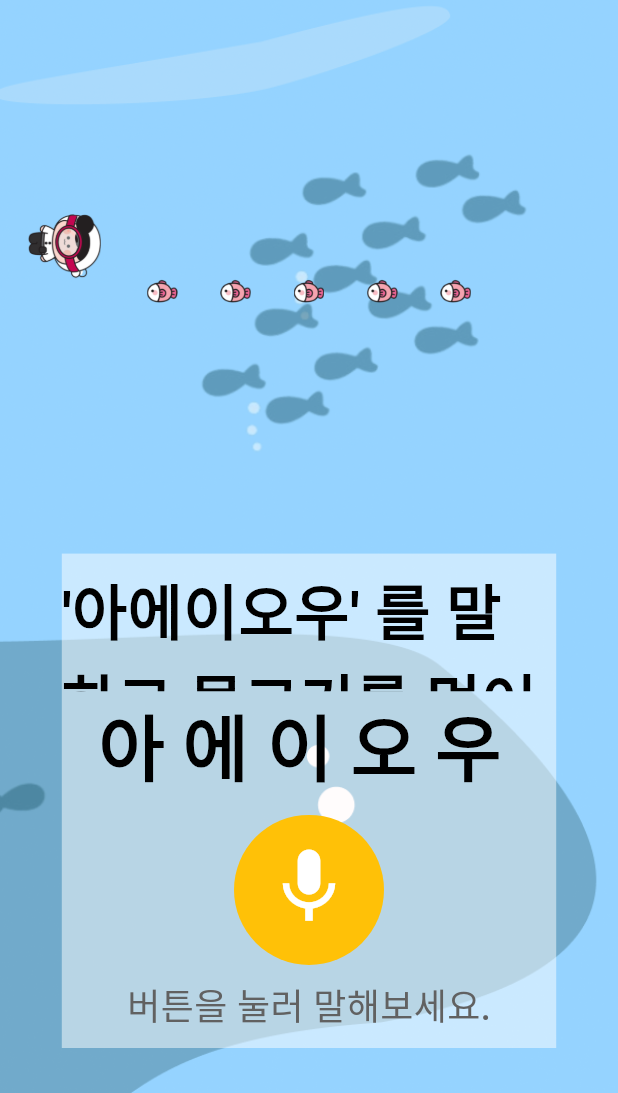
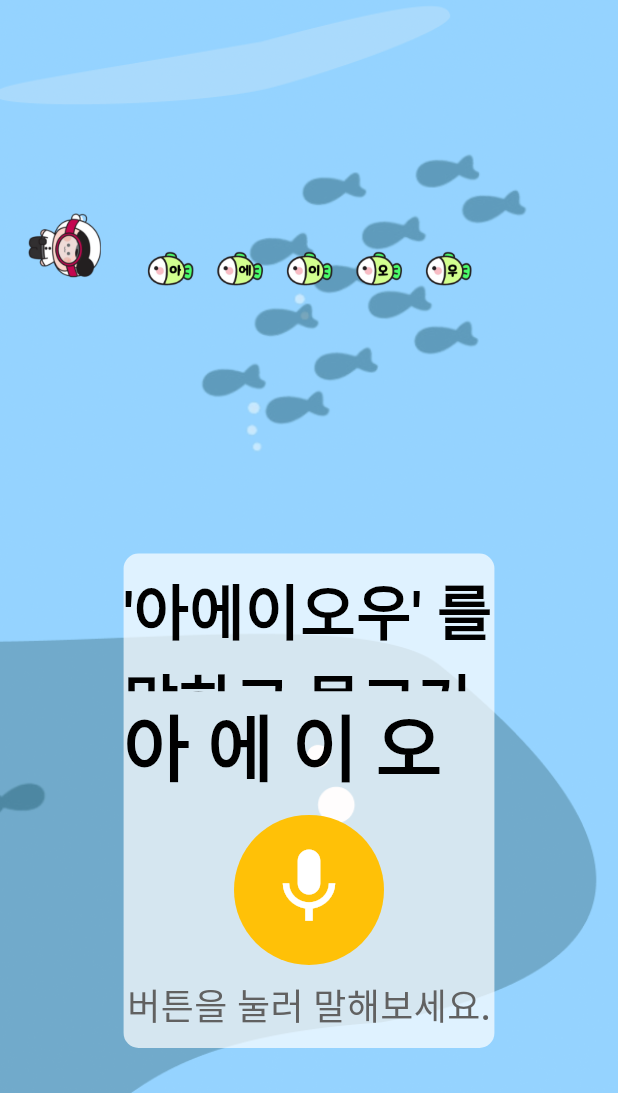
Before and after one commit to ggomal/ggomalggomal, a Flutter app: the WhaleScreen screen opened by its route, on a phone screen of 412 x 824 dp, the part 143-1236 px from its top. Run offline on Flutter 3.47's test engine with Material 3 defaults, Android fonts, the phone set to English and light mode, and no system bars; our stand-ins replace animated_background, audioplayers, camera, dio, flutter_secure_storage, get and 7 more; missing offline and left inert: flutter_podium, flutter_sound, flutter_vision; accounts and stored records are empty; network calls fail; Roboto replaces fonts that are missing (Maplestory).

Commit message:
Feat : 고래 게임
Change-Id: Ic56ab7124cd637de0863e385c5dc3eda560bc8fc

```diff
--- a/front/ggomal/lib/services/chick_dio.dart
+++ b/front/ggomal/lib/services/chick_dio.dart
@@ -19,7 +19,7 @@ checkAudio(int gameNum, String sentence, String audio) async {
   return response.data;
 }
 
-chickReword(int situationId, int getCoin) async {
+chickReward(int situationId, int getCoin) async {
   Dio dio = await useDio();
 
   await dio.post('/chick', data: {
--- a/front/ggomal/lib/services/whale_dio.dart
+++ b/front/ggomal/lib/services/whale_dio.dart
@@ -13,7 +13,7 @@ checkAudio(String audio) async {
   return response.data;
 }
 
-whaleReword(double maxTime) async {
+whaleReward(double maxTime) async {
   Dio dio = await useDio();
 
   final response = await dio.post('/whale/end', data: {
--- a/front/ggomal/lib/widgets/chick_game.dart
+++ b/front/ggomal/lib/widgets/chick_game.dart
@@ -23,7 +23,7 @@ class _ChickGameModalState extends State<ChickGameModal> {
       backgroundColor: Colors.transparent,
       child: Stack(
         children: [
-          Image.asset("assets/images/chick/chick_modal.png",
+          Image.asset("assets/images/modal_frame.png",
               width: width, height: height, fit: BoxFit.fill),
           Container(
             height: height,
--- a/front/ggomal/lib/widgets/chick_speech.dart
+++ b/front/ggomal/lib/widgets/chick_speech.dart
@@ -113,9 +113,10 @@ class _ChickSpeechModalState extends State<ChickSpeechModal> {
     double height = screenSize.height * 0.7;
 
     return Dialog(
+      backgroundColor: Colors.transparent,
       child: Stack(
         children: [
-          Image.asset("assets/images/chick/chick_modal.png",
+          Image.asset("assets/images/modal_frame.png",
               width: width, height: height, fit: BoxFit.fill),
           Container(
             height: height,
--- a/front/ggomal/lib/widgets/chick_thatched_house.dart
+++ b/front/ggomal/lib/widgets/chick_thatched_house.dart
@@ -28,7 +28,7 @@ class _ChickThatchedHouseState extends State<ChickThatchedHouse> {
         "game": "clean",
         "name": thing['name'],
         "img": thing['img'],
-        "ending": "정리해주세요"
+        "ending": "정리해요"
       }),
     ).then((value) => {
           if (value)
@@ -37,7 +37,7 @@ class _ChickThatchedHouseState extends State<ChickThatchedHouse> {
                 thing["isVisible"] = false;
                 count += 1;
                 if (count == 4) {
-                  chickReword(1, 2);
+                  chickReward(1, 2);
                   showDialog(
                     context: context,
                     builder: (BuildContext context) =>
--- a/front/ggomal/lib/widgets/pizza_plate.dart
+++ b/front/ggomal/lib/widgets/pizza_plate.dart
@@ -52,7 +52,7 @@ class _PizzaPlateState extends State<PizzaPlate> {
         "game": "pizza",
         "name": thing['name'],
         "img": thing['img'],
-        "ending": "넣어주세요"
+        "ending": "넣어요"
       }),
     ).then((value) => {
           if (value)
@@ -65,7 +65,7 @@ class _PizzaPlateState extends State<PizzaPlate> {
               }),
               if (toppingIndex == 18)
                 {
-                  chickReword(2, 2),
+                  chickReward(2, 2),
                   showDialog(
                     context: context,
                     builder: (BuildContext context) =>
--- a/front/ggomal/lib/widgets/whale_game.dart
+++ b/front/ggomal/lib/widgets/whale_game.dart
@@ -23,7 +23,7 @@ class _WhaleGameModalState extends State<WhaleGameModal> {
       backgroundColor: Colors.transparent,
       child: Stack(
         children: [
-          Image.asset("assets/images/chick/chick_modal.png",
+          Image.asset("assets/images/modal_frame.png",
               width: width, height: height, fit: BoxFit.fill),
           Container(
             height: height,
--- a/front/ggomal/lib/widgets/whale_sea.dart
+++ b/front/ggomal/lib/widgets/whale_sea.dart
@@ -62,6 +62,7 @@ class _WhaleSeaState extends State<WhaleSea> {
       print(response['allResult']);
       setState(() {
         isMoving = true;
+        //
         words = response['wordResult'];
         isPass = response['allResult'];
         isLoading = false;
@@ -114,26 +115,23 @@ class _WhaleSeaState extends State<WhaleSea> {
   int endTime = 0;
 
   final List<Map<String, dynamic>> _fishLocation = [
-    {"x": -0.5, "y": -0.4, "isVisible": true},
-    {"x": -0.25, "y": -0.4, "isVisible": true},
-    {"x": 0.0, "y": -0.4, "isVisible": true},
-    {"x": 0.25, "y": -0.4, "isVisible": true},
-    {"x": 0.5, "y": -0.4, "isVisible": true},
+    {"idx": 0, "x": -0.5, "y": -0.45, "isVisible": true, "img": "a"},
+    {"idx": 1, "x": -0.25, "y": -0.45, "isVisible": true, "img": "e"},
+    {"idx": 2, "x": 0.0, "y": -0.45, "isVisible": true, "img": "i"},
+    {"idx": 3, "x": 0.25, "y": -0.45, "isVisible": true, "img": "o"},
+    {"idx": 4, "x": 0.5, "y": -0.45, "isVisible": true, "img": "u"},
   ];
 
   void move() {
     if (_alignment.x >= 0.9) {
       _timer.cancel();
       if (_totalFishCount >= 10) {
-        endTime = DateTime
-            .now()
-            .millisecondsSinceEpoch;
-        whaleReword((endTime - startTime) / 1000);
+        endTime = DateTime.now().millisecondsSinceEpoch;
+        whaleReward((endTime - startTime) / 1000);
         Future.delayed(Duration(milliseconds: 500)).then((value) {
           showDialog(
               context: context,
-              builder: (BuildContext context) =>
-                  WhaleRewardModal({
+              builder: (BuildContext context) => WhaleRewardModal({
                     "count": 1,
                     "totalCount": _totalFishCount,
                     "result": "pass"
@@ -142,21 +140,16 @@ class _WhaleSeaState extends State<WhaleSea> {
       } else {
         showDialog(
           context: context,
-          builder: (BuildContext context) =>
-              WhaleGameModal(
+          builder: (BuildContext context) => WhaleGameModal(
               {"fishCount": _fishCount, "totalCount": _totalFishCount}),
-        ).then((value) =>
-        {
+        ).then((value) => {
               if (recordCount >= 3)
                 {
-              endTime = DateTime
-                  .now()
-                  .millisecondsSinceEpoch,
-              whaleReword((endTime - startTime) / 1000),
+                  endTime = DateTime.now().millisecondsSinceEpoch,
+                  whaleReward((endTime - startTime) / 1000),
                   showDialog(
                       context: context,
-                  builder: (BuildContext context) =>
-                      WhaleRewardModal({
+                      builder: (BuildContext context) => WhaleRewardModal({
                             "count": 1,
                             "totalCount": _totalFishCount,
                             "result": "fail"
@@ -207,13 +200,12 @@ class _WhaleSeaState extends State<WhaleSea> {
       children: [
         ..._fishLocation
             .map(
-              (e) =>
-          e['isVisible'] || !words[e['idx']]
+              (e) => e['isVisible'] || !words[e['idx']]
                   ? Align(
                       alignment: Alignment(e['x'] as double, e['y'] as double),
                       child: Image.asset(
-              "assets/images/whale/fish_pink.png",
-              width: width * 0.05,
+                        "assets/images/whale/fish_${e['img']}.png",
+                        width: width * 0.1,
                       ),
                     )
                   : Text(""),
@@ -231,16 +223,13 @@ class _WhaleSeaState extends State<WhaleSea> {
         Align(
           alignment: Alignment.topCenter,
           child: Container(
-            width: MediaQuery
-                .of(context)
-                .size
-                .width / 2 - 200,
+            width: MediaQuery.of(context).size.width / 2 - 200,
             height: 80,
             padding: const EdgeInsets.all(20),
             child: PercentBar({
               "count": _totalFishCount,
               "barColor": Color(0xFFFF835C),
-              "imgUrl": "assets/images/whale/fish_pink.png"
+              "imgUrl": "assets/images/whale/green_fish.png"
             }),
           ),
         ),
@@ -251,15 +240,13 @@ class _WhaleSeaState extends State<WhaleSea> {
             padding: const EdgeInsets.all(20),
             child: Row(
               mainAxisAlignment: MainAxisAlignment.end,
-              children: isCount.map((e) =>
-                  Image.asset(e
+              children: isCount
+                  .map((e) => Image.asset(
+                      e
                           ? 'assets/images/whale/starfish.png'
                           : 'assets/images/whale/grey_starfish.png',
-                      width: width * 0.05)).toList(),
-              // Image.asset('assets/images/whale/starfish.png', width: width * 0.05),
-              // Image.asset('assets/images/whale/starfish.png', width: width * 0.05),
-              // Image.asset('assets/images/whale/starfish.png', width: width * 0.05),
-
+                      width: width * 0.05))
+                  .toList(),
             ),
           ),
         ),
@@ -269,8 +256,12 @@ class _WhaleSeaState extends State<WhaleSea> {
             height: height * 0.4,
             child: Center(
               child: Container(
-                width: width * 0.8,
-                color: Colors.white.withOpacity(0.5),
+                width: width * 0.6,
+                decoration: BoxDecoration(
+                  color: Colors.white.withOpacity(0.7),
+                  borderRadius: BorderRadius.all(Radius.circular(10)),
+
+                ),
                 child: Column(
                     mainAxisAlignment: MainAxisAlignment.center,
                     children: [
```
Also changed, not shown: front/ggomal/assets/images/modal_frame.png (added), front/ggomal/assets/images/whale/fish_a.png (added), front/ggomal/assets/images/whale/fish_e.png (added), front/ggomal/assets/images/whale/fish_i.png (added), front/ggomal/assets/images/whale/fish_o.png (added), front/ggomal/assets/images/whale/fish_u.png (added), front/ggomal/assets/images/whale/green_fish.png (added), front/ggomal/assets/images/whale/whale_diver.png. Lines whose indentation alone changed are shown as unchanged.
